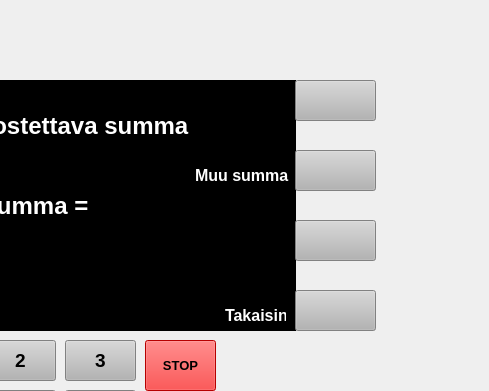
Qt form bank_automat/withdrawal.ui (nikopippuri/atm-project) before a commit; both pictures show x 365 to 854 and y 0 to 391 of the 854 by 592 pixel window.
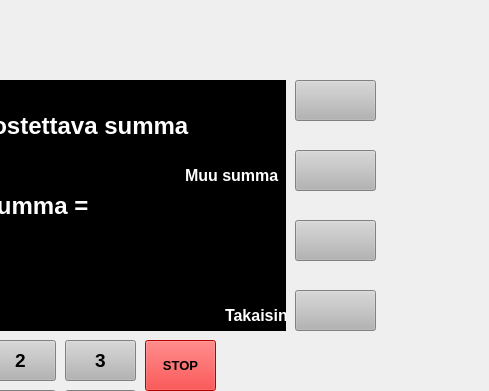
The same form after that commit.

Patch:
```diff
--- a/bank_automat/withdrawal.ui
+++ b/bank_automat/withdrawal.ui
@@ -620,7 +620,7 @@
   <widget class="QLabel" name="label_difSum">
    <property name="geometry">
     <rect>
-     <x>560</x>
+     <x>550</x>
      <y>160</y>
      <width>101</width>
      <height>31</height>
@@ -648,7 +648,7 @@
     <rect>
      <x>180</x>
      <y>80</y>
-     <width>481</width>
+     <width>471</width>
      <height>251</height>
     </rect>
    </property>
```
